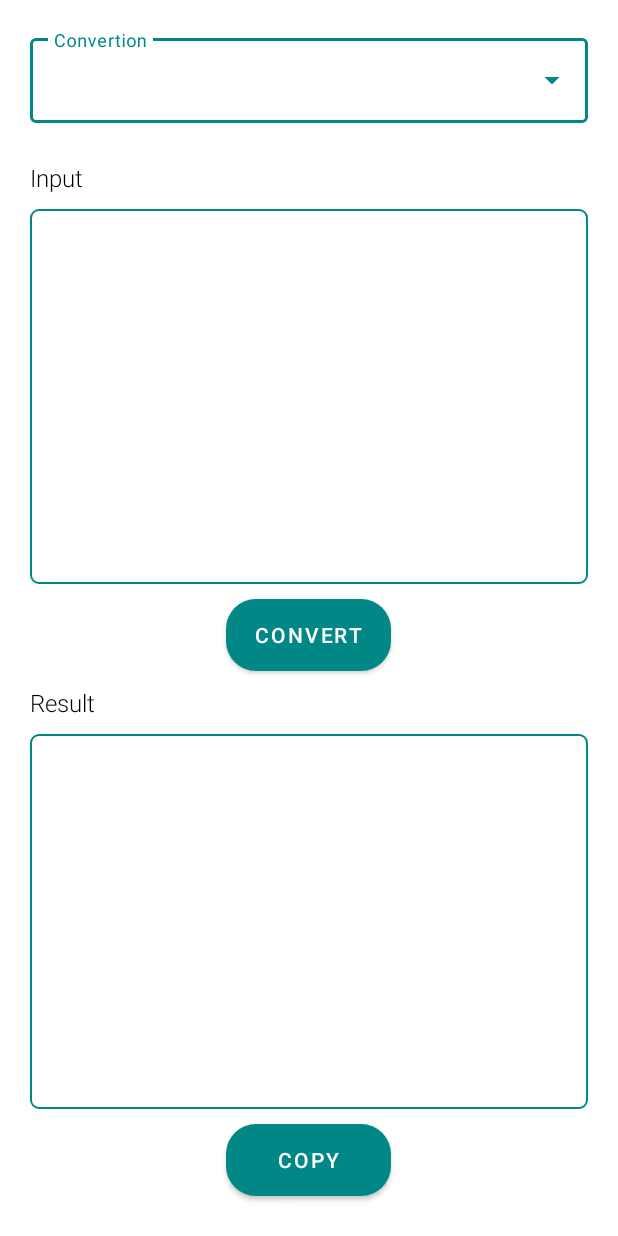
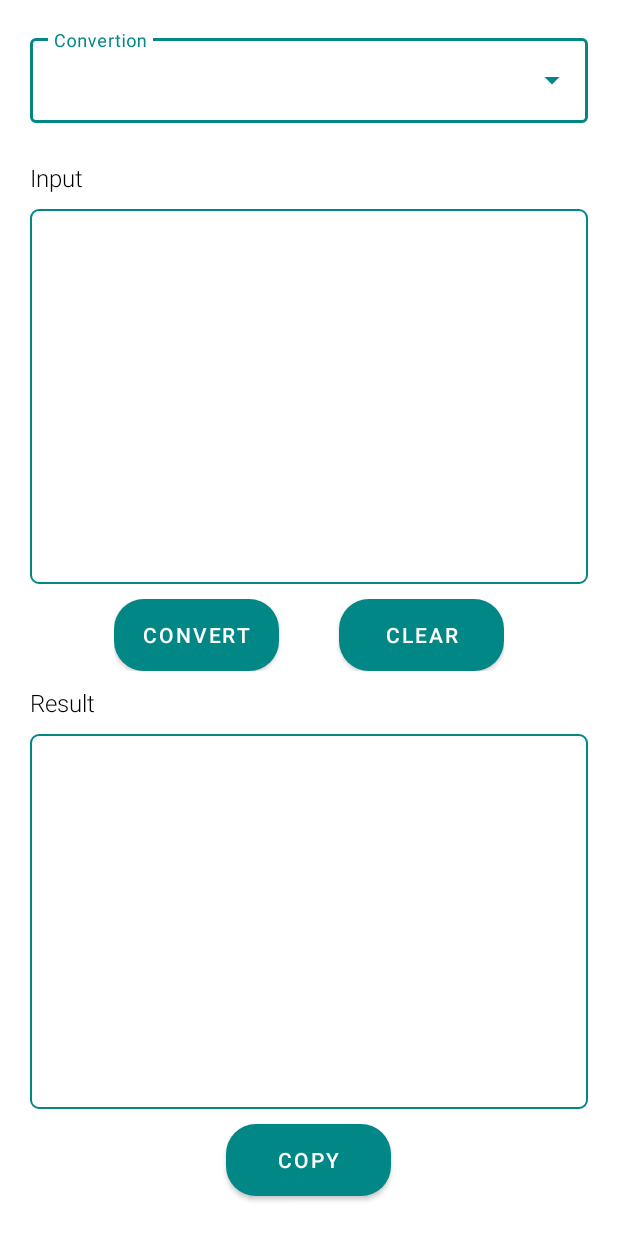
Before and after one commit to reyesmjosh/BinaText, an Android app: the screen it shows after launch (MainActivity), on a phone screen of 412 x 824 dp. Run offline under Robolectric (Android 15) with nearby library versions, the phone set to English and light mode, and no system bars; libraries missing offline, so code that uses them is left out: com.chaquo.python; 1 statement that could not run was skipped.

Commit message:
A Text to Binary converter and vice versa using Chaqoupy 10.0.

```diff
--- a/app/src/main/res/layout/activity_main.xml
+++ b/app/src/main/res/layout/activity_main.xml
@@ -1,6 +1,5 @@
 <?xml version="1.0" encoding="utf-8"?>
-<RelativeLayout
-    xmlns:android="http://schemas.android.com/apk/res/android"
+<RelativeLayout xmlns:android="http://schemas.android.com/apk/res/android"
     xmlns:app="http://schemas.android.com/apk/res-auto"
     xmlns:tools="http://schemas.android.com/tools"
     android:layout_width="match_parent"
@@ -9,18 +8,20 @@
     tools:context=".MainActivity">
 
     <com.google.android.material.textfield.TextInputLayout
+        android:id="@+id/aboveselector"
+        style="@style/Widget.MaterialComponents.TextInputLayout.OutlinedBox.ExposedDropdownMenu"
         android:layout_width="match_parent"
         android:layout_height="wrap_content"
         android:hint="@string/select"
-        android:padding="10dp"
-        android:id="@+id/aboveselector"
-        style="@style/Widget.MaterialComponents.TextInputLayout.OutlinedBox.ExposedDropdownMenu">
+        android:padding="10dp">
+
         <AutoCompleteTextView
             android:id="@+id/auto_complete_txt"
             android:layout_width="match_parent"
             android:layout_height="wrap_content"
-            android:inputType="none"/>
+            android:inputType="none" />
     </com.google.android.material.textfield.TextInputLayout>
+
     <ScrollView
         android:layout_width="match_parent"
         android:layout_height="match_parent"
@@ -29,98 +30,116 @@
         <RelativeLayout
             android:layout_width="match_parent"
             android:layout_height="match_parent"
-        android:padding="10dp"
             android:layout_marginTop="5dp"
-       >
+            android:padding="10dp">
 
             <TextView
+                android:id="@+id/input"
                 android:layout_width="wrap_content"
                 android:layout_height="wrap_content"
+                android:fontFamily="sans-serif-light"
                 android:text="Input"
-            android:id="@+id/input"
-            android:fontFamily="sans-serif-light"
-            android:textSize="16sp"
-            android:textColor="@color/black" />
+                android:textColor="@color/black"
+                android:textSize="16sp" />
+
             <RelativeLayout
+                android:id="@+id/rel"
                 android:layout_width="match_parent"
                 android:layout_height="250dp"
-            android:id="@+id/rel"
-            android:padding="10dp"
+                android:layout_below="@+id/input"
+                android:layout_marginTop="10dp"
                 android:background="@drawable/shape"
-            android:layout_marginTop="10dp"
-            android:layout_below="@+id/input">
+                android:padding="10dp">
 
                 <EditText
+                    android:id="@+id/userInput"
                     android:layout_width="match_parent"
                     android:layout_height="match_parent"
-            android:textSize="20sp"
+                    android:layout_alignParentStart="true"
+                    android:background="@drawable/shape_inv"
                     android:fontFamily="sans-serif-light"
                     android:textColor="@color/black"
-            android:id="@+id/userInput"
-            android:background="@drawable/shape_inv"
-            android:layout_alignParentStart="true"
+                    android:textSize="20sp"
 
                     />
             </RelativeLayout>
 
+            <RelativeLayout
+                android:id="@+id/mid"
+                android:layout_width="wrap_content"
+                android:layout_height="wrap_content"
+                android:layout_below="@+id/rel"
+                android:layout_centerHorizontal="true"
+                android:layout_margin="10dp">
+
                 <Button
+                    android:id="@+id/convertInput"
                     android:layout_width="110dp"
                     android:layout_height="wrap_content"
-            android:text="convert"
+                    android:layout_marginRight="20dp"
                     android:background="@drawable/button_round"
-            android:id="@+id/convertInput"
-            android:layout_below="@+id/rel"
-            android:layout_centerHorizontal="true"
-            android:layout_margin="10dp"
-            />
+                    android:text="convert" />
+
+                <Button
+                    android:id="@+id/inputClear"
+                    android:layout_width="110dp"
+                    android:layout_height="wrap_content"
+                    android:layout_marginLeft="20dp"
+                    android:layout_toRightOf="@+id/convertInput"
+                    android:background="@drawable/button_round"
+                    android:text="clear" />
+            </RelativeLayout>
+
 
             <TextView
+                android:id="@+id/input2"
                 android:layout_width="wrap_content"
                 android:layout_height="wrap_content"
+                android:layout_below="@+id/mid"
+                android:fontFamily="sans-serif-light"
                 android:text="Result"
-            android:id="@+id/input2"
-            android:fontFamily="sans-serif-light"
-            android:textSize="16sp"
-            android:layout_below="@+id/convertInput"
-            android:textColor="@color/black" />
+                android:textColor="@color/black"
+                android:textSize="16sp" />
+
             <RelativeLayout
+                android:id="@+id/inputResult"
                 android:layout_width="match_parent"
                 android:layout_height="250dp"
                 android:layout_below="@+id/input2"
-            android:padding="10dp"
-            android:id="@+id/inputResult"
                 android:layout_centerInParent="true"
                 android:layout_marginTop="10dp"
                 android:background="@drawable/shape"
-            >
+                android:padding="10dp">
+
+                <ScrollView
+                    android:layout_width="match_parent"
+                    android:layout_height="wrap_content">
+
                     <TextView
+                        android:id="@+id/output"
                         android:layout_width="wrap_content"
                         android:layout_height="wrap_content"
-                android:id="@+id/output"
-                android:textSize="20sp"
+                        android:layout_alignParentStart="true"
+                        android:fontFamily="sans-serif-light"
                         android:textColor="@color/black"
-                android:fontFamily="sans-serif-light"
-                android:layout_alignParentStart="true"/>
+                        android:textSize="20sp" />
+                </ScrollView>
 
             </RelativeLayout>
 
             <Button
+                android:id="@+id/copyResult"
                 android:layout_width="110dp"
                 android:layout_height="wrap_content"
-            android:text="copy"
-            android:id="@+id/copyResult"
-            android:background="@drawable/button_round"
                 android:layout_below="@+id/inputResult"
                 android:layout_centerHorizontal="true"
                 android:layout_margin="10dp"
-            />
-
+                android:background="@drawable/button_round"
+                android:text="copy" />
 
 
         </RelativeLayout>
     </ScrollView>
 
 
-
-
 </RelativeLayout>
```
Also changed, not shown: app/src/main/java/com/binary/binatext/MainActivity.java (+92 -69 lines). Lines whose indentation alone changed are shown as unchanged.
